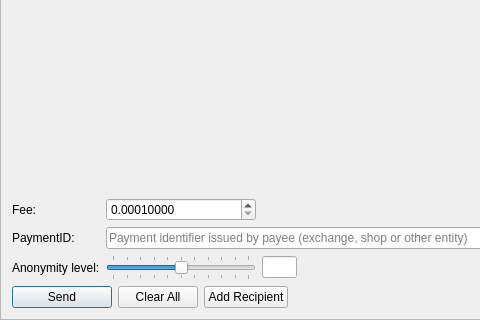
Before: the Qt Designer form src/gui/ui/sendframe.ui in ParsiCoin/parsipay, drawn with Qt 5; both pictures show x 0 to 480 and y 270 to 590 of the 866 by 590 pixel window.
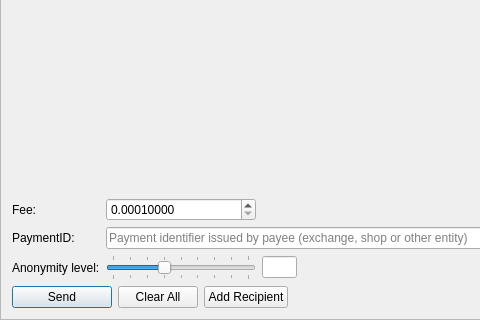
After: the same form once the commit is applied. Icons and pictures are not drawn.

Commit message: change minimum mixin value

The edit to the form file:
```diff
--- a/src/gui/ui/sendframe.ui
+++ b/src/gui/ui/sendframe.ui
@@ -86,6 +86,9 @@
          <height>0</height>
         </size>
        </property>
+       <property name="minimum">
+        <number>2</number>
+       </property>
        <property name="maximum">
         <number>10</number>
        </property>
@@ -93,7 +96,7 @@
         <number>1</number>
        </property>
        <property name="value">
-        <number>1</number>
+        <number>5</number>
        </property>
        <property name="sliderPosition">
         <number>5</number>
```
Left out of the diff: 12 changed lines with no effect on the pictures.
